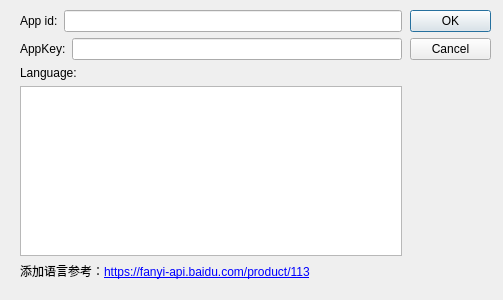
This is config.ui in john9405/funyi as Qt 5 draws it before an edit. The edited form follows.
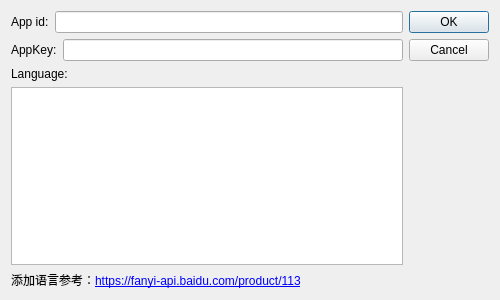
This is the edited form.

The edit to the form file:
```diff
--- a/config.ui
+++ b/config.ui
@@ -6,38 +6,17 @@
    <rect>
     <x>0</x>
     <y>0</y>
-    <width>503</width>
+    <width>500</width>
     <height>300</height>
    </rect>
   </property>
   <property name="windowTitle">
    <string>Dialog</string>
   </property>
-  <widget class="QDialogButtonBox" name="buttonBox">
-   <property name="geometry">
-    <rect>
-     <x>410</x>
-     <y>10</y>
-     <width>81</width>
-     <height>241</height>
-    </rect>
-   </property>
-   <property name="orientation">
-    <enum>Qt::Vertical</enum>
-   </property>
-   <property name="standardButtons">
-    <set>QDialogButtonBox::Cancel|QDialogButtonBox::Ok</set>
-   </property>
-  </widget>
-  <widget class="QWidget" name="">
-   <property name="geometry">
-    <rect>
-     <x>20</x>
-     <y>10</y>
-     <width>382</width>
-     <height>270</height>
-    </rect>
-   </property>
+  <layout class="QVBoxLayout" name="verticalLayout_3">
+   <item>
+    <layout class="QHBoxLayout" name="horizontalLayout_3">
+     <item>
    <layout class="QVBoxLayout" name="verticalLayout_2">
     <item>
      <layout class="QHBoxLayout" name="horizontalLayout">
@@ -92,7 +71,20 @@
      </layout>
     </item>
    </layout>
-  </widget>
+     </item>
+     <item>
+      <widget class="QDialogButtonBox" name="buttonBox">
+       <property name="orientation">
+        <enum>Qt::Vertical</enum>
+       </property>
+       <property name="standardButtons">
+        <set>QDialogButtonBox::Cancel|QDialogButtonBox::Ok</set>
+       </property>
+      </widget>
+     </item>
+    </layout>
+   </item>
+  </layout>
  </widget>
  <resources/>
  <connections>
```
Lines whose indentation alone changed are shown as unchanged.
